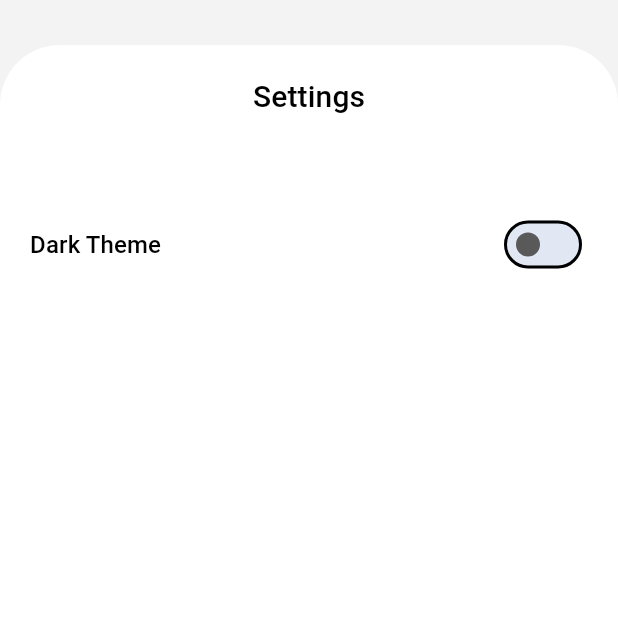
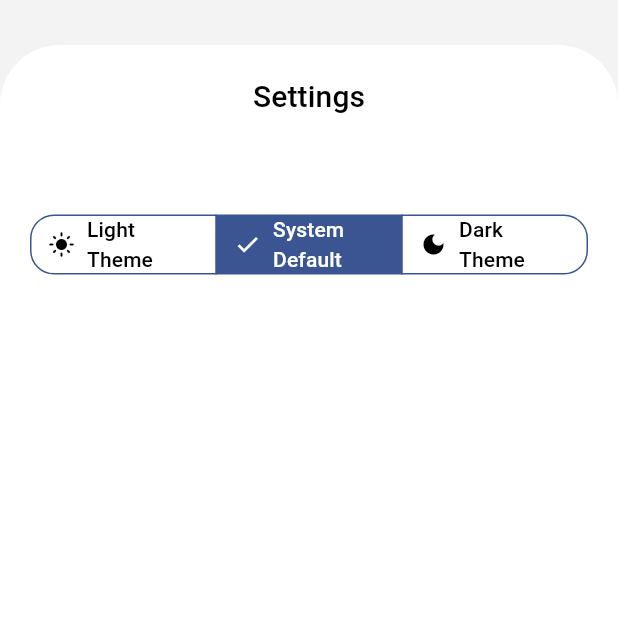
Before and after one commit to TonyGnk/Basic-Music-Player-with-Flutter, a Flutter app: the screen it shows after launch, after a tap on "Music", on a phone screen of 412 x 824 dp, the top half of it. Run offline on Flutter 3.47's test engine with Material 3 defaults, Android fonts, the phone set to English and light mode, and no system bars; our stand-ins replace adaptive_theme, audioplayers, flutter_riverpod, flutter_svg, permission_handler, shared_preferences and 1 more; missing offline and left inert: window_manager; Roboto replaces fonts that are missing (Play).

Commit message:
Update icons and colors in ActionBar and TopBar

```diff
--- a/lib/action_bar.dart
+++ b/lib/action_bar.dart
@@ -23,16 +23,11 @@ class ActionBar extends StatelessWidget {
                   onPressed: () {
                     ref.read(darkStateProvider.notifier).state =
                         !ref.watch(darkStateProvider);
-                    print(ref.watch(darkStateProvider));
                   },
-                  icon: SvgPicture.asset(
-                    'assets/previous.svg',
-                    width: 34,
-                    height: 34,
-                    colorFilter: const ColorFilter.mode(
-                      Colors.white,
-                      BlendMode.srcIn,
-                    ),
+                  icon: const Icon(
+                    Icons.skip_previous_rounded,
+                    color: Colors.white,
+                    size: 32,
                   ),
                   label: const Text(
                     '',
@@ -68,14 +63,10 @@ class ActionBar extends StatelessWidget {
                       ref.read(playingStateProvider.notifier).state = true;
                     }
                   },
-                  icon: SvgPicture.asset(
-                    nowPlaying ? 'assets/stop.svg' : 'assets/play.svg',
-                    width: 34,
-                    height: 34,
-                    colorFilter: const ColorFilter.mode(
-                      Colors.white,
-                      BlendMode.srcIn,
-                    ),
+                  icon: Icon(
+                    nowPlaying ? Icons.pause_rounded : Icons.play_arrow_rounded,
+                    color: Colors.white,
+                    size: 32,
                   ),
                   label: const Text(
                     '',
@@ -100,14 +91,10 @@ class ActionBar extends StatelessWidget {
               onPressed: () {
                 player.dispose();
               },
-              icon: SvgPicture.asset(
-                'assets/next.svg',
-                width: 34,
-                height: 34,
-                colorFilter: const ColorFilter.mode(
-                  Colors.white,
-                  BlendMode.srcIn,
-                ),
+              icon: const Icon(
+                Icons.skip_next_rounded,
+                color: Colors.white,
+                size: 32,
               ),
               label: Text(
                 '',
--- a/lib/theme_data.dart
+++ b/lib/theme_data.dart
@@ -26,6 +26,8 @@ class MaterialThemeData extends TotalTheme {
         colorScheme: const ColorScheme.light(
           primary: _lightPrimary,
           onPrimary: _lightOnPrimary,
+          secondary: Color.fromARGB(255, 58, 85, 145),
+          onSecondary: Color.fromARGB(255, 255, 255, 255),
           background: _lightBackground,
           onBackground: _lightOnBackground,
           surface: _lightSurface,
@@ -42,6 +44,8 @@ class MaterialThemeData extends TotalTheme {
         colorScheme: const ColorScheme.dark(
           primary: _darkPrimary,
           onPrimary: _darkOnPrimary,
+          secondary: Color.fromARGB(255, 58, 85, 145),
+          onSecondary: Color.fromARGB(255, 255, 255, 255),
           background: _darkBackground,
           onBackground: _darkOnBackground,
           surface: _darkSurface,
--- a/lib/top_bar.dart
+++ b/lib/top_bar.dart
@@ -1,3 +1,4 @@
+import 'package:adaptive_theme/adaptive_theme.dart';
 import 'package:flutter/material.dart';
 import 'package:flutter_riverpod/flutter_riverpod.dart';
 import 'package:shared_preferences/shared_preferences.dart';
@@ -49,29 +50,32 @@ class TopBar extends StatelessWidget {
       builder: (_, WidgetRef ref, __) {
         final darkState = ref.watch(darkStateProvider);
         final pref = ref.watch(prefs);
-        return Row(
-          mainAxisAlignment: MainAxisAlignment.spaceBetween,
-          children: [
-            Text(
-              "Dark Theme",
-              style: TextStyle(
-                color: Theme.of(context).colorScheme.onPrimary,
-                fontSize: 16,
-              ),
-            ),
-            Switch(
-              value: darkState,
-              onChanged: (value) {
-                ref.read(darkStateProvider.notifier).state = value;
-                _saveDarkThemePreference(value, pref);
-              },
-              activeColor: Theme.of(context).colorScheme.primary,
-              activeTrackColor: Theme.of(context).colorScheme.error,
-              inactiveThumbColor: const Color.fromARGB(255, 89, 89, 89),
-              inactiveTrackColor: const Color.fromARGB(255, 225, 232, 243),
-            ),
-          ],
-        );
+        return segmentedSpeed();
+
+        // Row(
+        //   mainAxisAlignment: MainAxisAlignment.spaceBetween,
+        //   children: [
+
+        // Text(
+        //   "Dark Theme",
+        //   style: TextStyle(
+        //     color: Theme.of(context).colorScheme.onPrimary,
+        //     fontSize: 16,
+        //   ),
+        // ),
+        // Switch(
+        //   value: darkState,
+        //   onChanged: (value) {
+        //     ref.read(darkStateProvider.notifier).state = value;
+        //     _saveDarkThemePreference(value, pref);
+        //   },
+        //   activeColor: Theme.of(context).colorScheme.primary,
+        //   activeTrackColor: Theme.of(context).colorScheme.error,
+        //   inactiveThumbColor: const Color.fromARGB(255, 89, 89, 89),
+        //   inactiveTrackColor: const Color.fromARGB(255, 225, 232, 243),
+        // ),
+        //   ],
+        // );
       },
     );
   }
@@ -83,3 +87,62 @@ class TopBar extends StatelessWidget {
     }
   }
 }
+
+final segmentedButtonProvider =
+    StateProvider<ThemeType>((ref) => ThemeType.system);
+
+enum ThemeType { light, system, dark }
+
+segmentedSpeed() => Consumer(
+      builder: (context, WidgetRef ref, __) {
+        final selected = ref.watch(segmentedButtonProvider);
+        return SegmentedButton(
+          segments: [
+            ButtonSegment(
+                value: ThemeType.light,
+                label: segmentedText('Light Theme'),
+                icon: const Icon(Icons.light_mode)),
+            ButtonSegment(
+                value: ThemeType.system,
+                label: segmentedText('System Default'),
+                icon: const Icon(Icons.settings_suggest_rounded)),
+            ButtonSegment(
+                value: ThemeType.dark,
+                label: segmentedText('Dark Theme'),
+                icon: const Icon(Icons.dark_mode)),
+          ],
+          selected: {selected},
+          onSelectionChanged: (newSelection) {
+            newSelection.first == ThemeType.light
+                ? AdaptiveTheme.of(context).setLight()
+                : newSelection.first == ThemeType.dark
+                    ? AdaptiveTheme.of(context).setDark()
+                    : AdaptiveTheme.of(context).setSystem();
+
+            ref.read(segmentedButtonProvider.notifier).state =
+                newSelection.first;
+          },
+          style: ButtonStyle(
+            visualDensity: VisualDensity.comfortable,
+            shape: MaterialStateProperty.all<RoundedRectangleBorder>(
+              RoundedRectangleBorder(
+                borderRadius: BorderRadius.circular(16),
+              ),
+            ),
+            side: MaterialStateProperty.all<BorderSide>(
+              BorderSide(
+                color: Theme.of(context).colorScheme.secondary,
+              ),
+            ),
+          ),
+        );
+      },
+    );
+
+segmentedText(String text) => Text(
+      text,
+      style: const TextStyle(
+        fontSize: 14,
+        fontFamily: 'Play',
+      ),
+    );
```
